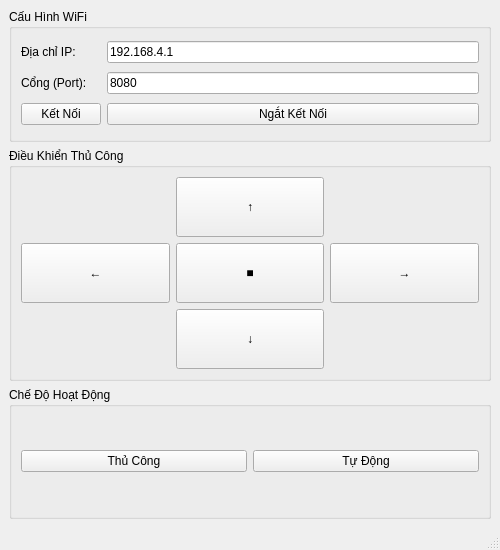
Qt form wifi_robot_car_system/qt_wifi_interface/mainwindow.ui (anhduc963/xe-do-line-tranh-vat-can) before a commit.
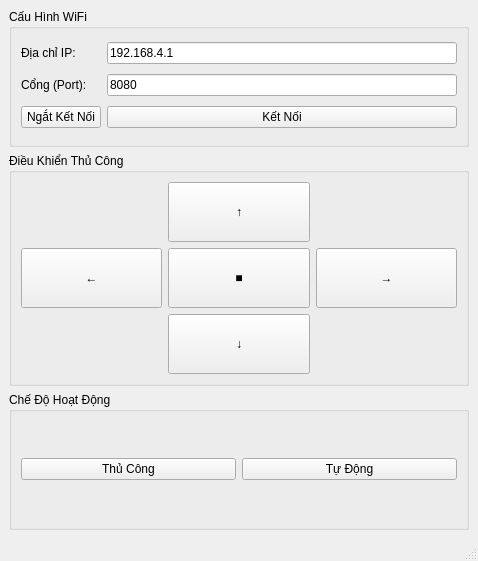
The same form after that commit.

Commit message:
Modify UI dimensions and update widget properties
Adjusted dimensions and layout of UI elements for better fit and usability.

```diff
--- a/wifi_robot_car_system/qt_wifi_interface/mainwindow.ui
+++ b/wifi_robot_car_system/qt_wifi_interface/mainwindow.ui
@@ -6,13 +6,16 @@
    <rect>
     <x>0</x>
     <y>0</y>
-    <width>500</width>
-    <height>550</height>
+    <width>478</width>
+    <height>561</height>
    </rect>
   </property>
   <property name="windowTitle">
    <string>Điều Khiển Xe WiFi (TCP)</string>
   </property>
+  <property name="styleSheet">
+   <string notr="true"/>
+  </property>
   <widget class="QWidget" name="centralwidget">
    <layout class="QVBoxLayout" name="verticalLayout_main">
     <item>
@@ -21,35 +24,35 @@
        <string>Cấu Hình WiFi</string>
       </property>
       <layout class="QGridLayout" name="gridLayout_WiFi">
-       <item row="0" column="0">
-        <widget class="QLabel" name="label">
-         <property name="text">
-          <string>Địa chỉ IP:</string>
-         </property>
-        </widget>
-       </item>
-       <item row="0" column="1">
+       <item row="0" column="2">
         <widget class="QLineEdit" name="editIP">
          <property name="text">
           <string>192.168.4.1</string>
          </property>
         </widget>
        </item>
-       <item row="1" column="0">
+       <item row="0" column="1">
+        <widget class="QLabel" name="label">
+         <property name="text">
+          <string>Địa chỉ IP:</string>
+         </property>
+        </widget>
+       </item>
+       <item row="1" column="1">
         <widget class="QLabel" name="label_2">
          <property name="text">
           <string>Cổng (Port):</string>
          </property>
         </widget>
        </item>
-       <item row="1" column="1">
+       <item row="1" column="2">
         <widget class="QLineEdit" name="editPort">
          <property name="text">
           <string>8080</string>
          </property>
         </widget>
        </item>
-       <item row="2" column="0">
+       <item row="2" column="2">
         <widget class="QPushButton" name="btnConnect">
          <property name="text">
           <string>Kết Nối</string>
```
Left out of the diff: 82 changed lines with no effect on the pictures.
